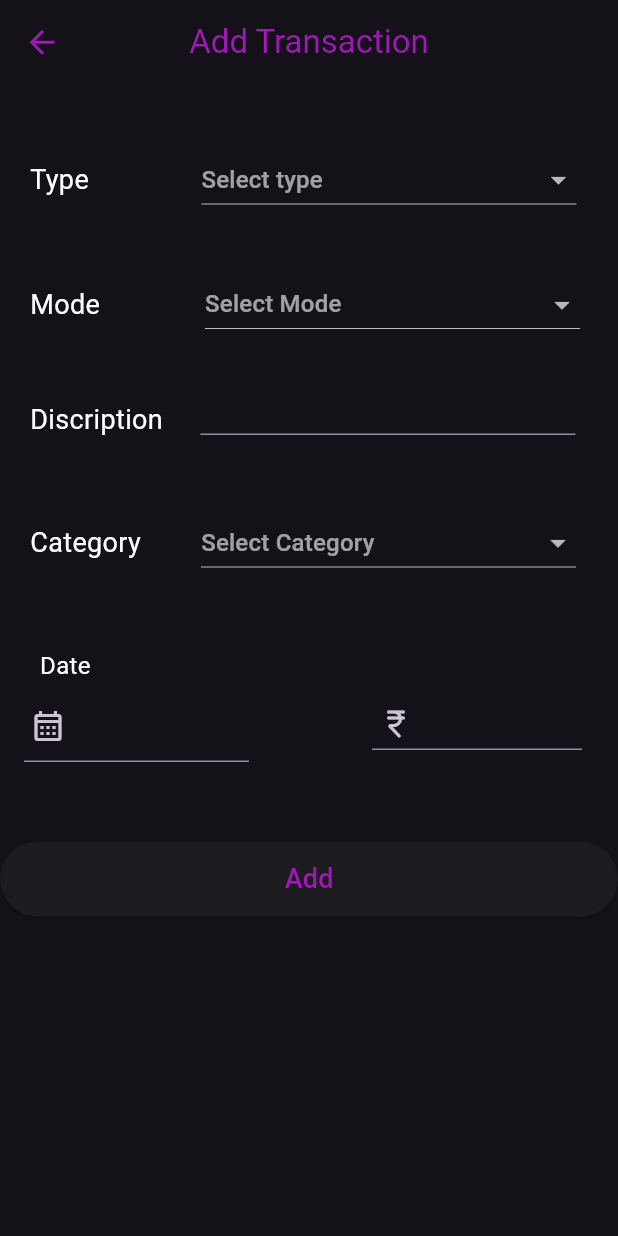
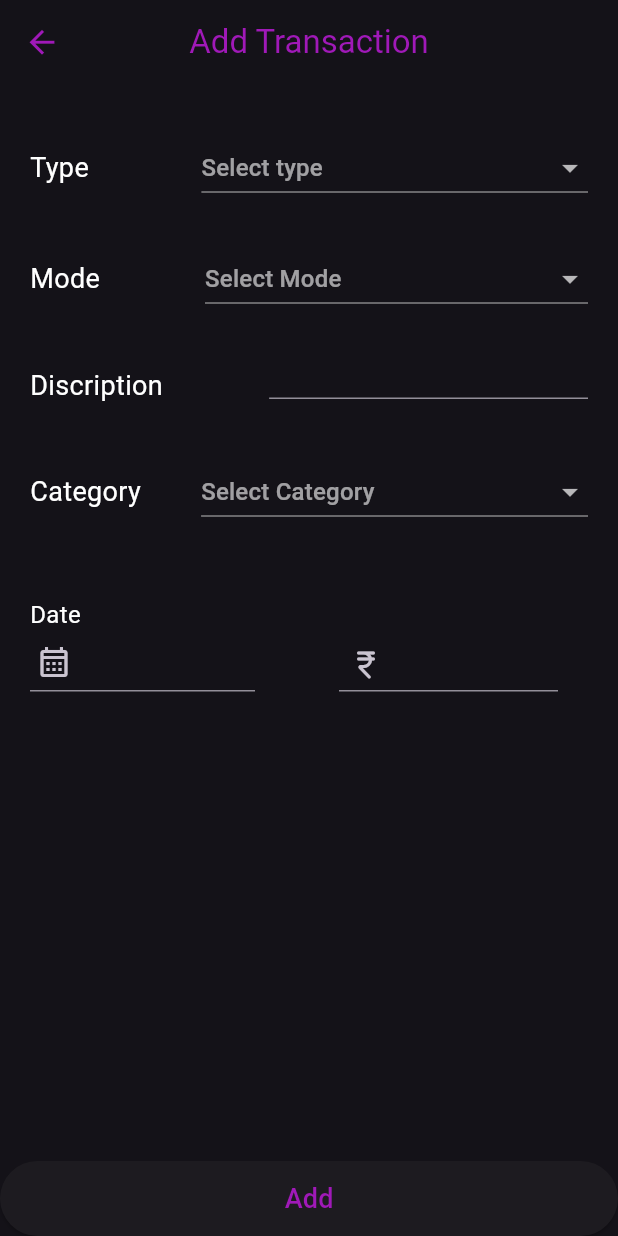
Before and after one commit to kunal-umap/Expances_Manager, a Flutter app: the add_Transaction screen opened directly, on a phone screen of 412 x 824 dp. Run offline on Flutter 3.47's test engine with Material 2 defaults, Android fonts, the phone set to English and light mode, and no system bars; our stand-ins replace fl_chart; missing offline and left inert: month_year_picker.

Commit message:
Minor Changes and Fix In transaction

```diff
--- a/lib/pages/AddTransactionPage/Add_TransactionPage.dart
+++ b/lib/pages/AddTransactionPage/Add_TransactionPage.dart
@@ -57,21 +57,22 @@ class _add_TransactionState extends State<add_Transaction> {
           ),
         ),
       ),
-      body: ListView(
+      body: Column(
+        mainAxisAlignment: MainAxisAlignment.spaceBetween,
         children: [
           const SizedBox(height: 20),
           Padding(
-              padding: const EdgeInsets.all(20.0),
+            padding: const EdgeInsets.fromLTRB(20, 12, 20, 12),
             child: Row(
-                mainAxisAlignment: MainAxisAlignment.start,
+              mainAxisAlignment: MainAxisAlignment.spaceAround,
               children: [
                 const Text(
                   "Type",
                   style: TextStyle(fontSize: 18, color: Colors.white),
                 ),
                 const SizedBox(width: 75),
-                  SizedBox(
-                    width: 250,
+                Expanded(
+                  // width: 150,
                   child: DropdownButton<String>(
                       hint: const Text("Select type"),
                       value: listItemSelected,
@@ -89,20 +90,20 @@ class _add_TransactionState extends State<add_Transaction> {
                       }),
                 )
               ],
-              )),
-          const SizedBox(height: 10),
+            ),
+          ),
+          const SizedBox(height: 2),
           Padding(
-              padding: const EdgeInsets.fromLTRB(20, 5, 16, 5),
+              padding: const EdgeInsets.fromLTRB(20, 12, 20, 12),
               child: Row(
-                mainAxisAlignment: MainAxisAlignment.start,
+                mainAxisAlignment: MainAxisAlignment.spaceAround,
                 children: [
                   const Text(
                     "Mode",
                     style: TextStyle(fontSize: 18, color: Colors.white),
                   ),
                   const SizedBox(width: 70),
-                  SizedBox(
-                    width: 250,
+                  Expanded(
                     child: DropdownButton<String>(
                         hint: const Text("Select Mode"),
                         value: modechoose,
@@ -121,33 +122,41 @@ class _add_TransactionState extends State<add_Transaction> {
                   )
                 ],
               )),
-          const SizedBox(height: 30),
+          const SizedBox(height: 10),
           const Padding(
-              padding: EdgeInsets.fromLTRB(20, 5, 16, 5),
+              padding: EdgeInsets.fromLTRB(20, 12, 20, 12),
               child: Row(
-                mainAxisAlignment: MainAxisAlignment.start,
+                mainAxisAlignment: MainAxisAlignment.spaceBetween,
                 children: [
-                  Text(
+                  Expanded(
+                    flex: 3,
+                    child: Text(
                       "Discription",
                       style: TextStyle(fontSize: 18, color: Colors.white),
                     ),
-                  SizedBox(width: 25),
-                  SizedBox(width: 250, height: 20, child: TextField()),
+                  ),
+                  // SizedBox(width: 25),
+                  Expanded(
+                    flex: 4,
+                    child: SizedBox(
+                      height: 18,
+                        child: TextField()
+                    ),
+                  ),
                 ],
               )),
-          const SizedBox(height: 35),
+          const SizedBox(height: 10),
           Padding(
-              padding: const EdgeInsets.fromLTRB(20, 5, 16, 5),
+              padding: const EdgeInsets.fromLTRB(20, 12, 20, 12),
               child: Row(
-                mainAxisAlignment: MainAxisAlignment.start,
+                mainAxisAlignment: MainAxisAlignment.spaceBetween,
                 children: [
                   const Text(
                     "Category",
                     style: TextStyle(fontSize: 18, color: Colors.white),
                   ),
                   const SizedBox(width: 40),
-                  SizedBox(
-                    width: 250,
+                  Expanded(
                     child: DropdownButton<String>(
                         dropdownColor: Colors.black,
                         isExpanded: true,
@@ -166,25 +175,31 @@ class _add_TransactionState extends State<add_Transaction> {
                         }),
                   )
                 ],
-              )),
+              )
+          ),
           const SizedBox(height: 10),
-          Row(
+          Padding(
+            padding: const EdgeInsets.fromLTRB(20, 12, 20, 12),
+            child: Row(
+              mainAxisAlignment: MainAxisAlignment.spaceAround,
               children: [
-              Padding(
-                padding: const EdgeInsets.fromLTRB(16, 5, 16, 5),
+                Expanded(
+                  child: Padding(
+                    padding: const EdgeInsets.fromLTRB(0, 12, 20, 12),
                     child: Column(
                       mainAxisAlignment: MainAxisAlignment.start,
+                      crossAxisAlignment: CrossAxisAlignment.start,
                       children: [
-                    const Padding(
-                      padding: EdgeInsets.only(right: 95, bottom: 5),
-                      child: Text(
+                        const Text(
                           "Date",
-                        style: TextStyle(fontSize: 16, color: Colors.white),
+                          style: TextStyle(
+                              fontSize: 16,
+                              color: Colors.white,
                           ),
                         ),
                         SizedBox(
                             width: 150,
-                        height: 50,
+                            height: 40,
                             child: TextField(
                               keyboardType: TextInputType.none,
                               style: const TextStyle(fontSize: 16),
@@ -210,56 +225,56 @@ class _add_TransactionState extends State<add_Transaction> {
                                   });
                                 }
                               },
-                        ))
+                            )
+                        )
                       ],
                     ),
                   ),
-              const VerticalDivider(
-                color: Colors.green,
-                thickness: 1,
-                indent: 40,
-                endIndent: 100,
                 ),
-              const Padding(
-                padding: EdgeInsets.fromLTRB(50, 5, 16, 5),
+                const Expanded(
+                  child: Padding(
+                    padding: const EdgeInsets.fromLTRB(20, 12, 20, 12),
                     child: Column(
                       mainAxisAlignment: MainAxisAlignment.end,
+                      crossAxisAlignment: CrossAxisAlignment.end,
                       children: [
                         Padding(
-                      padding: EdgeInsets.only(top: 23),
+                          padding: EdgeInsets.only(top: 28),
                           child: SizedBox(
-                          width: 140,
                               height: 35,
                               child: TextField(
                                 keyboardType: TextInputType.number,
                                 style: TextStyle(fontSize: 20),
                                 decoration: InputDecoration(
                                   prefixIcon: Padding(
-                                padding: EdgeInsets.only(right: 16),
+                                    padding: EdgeInsets.only(right: 12),
                                     child: Icon(
                                       Icons.currency_rupee_rounded,
                                     ),
                                   ),
                                 ),
-                          )),
+                              )
+                          ),
                         )
                       ],
                     ),
                   ),
+                ),
               ],
             ),
-          const SizedBox(
-            height: 20,
           ),
+          Expanded(child: SizedBox()),
           SizedBox(
-            width: 327,
             height: 50,
+            width: double.maxFinite,
             child: ElevatedButton(
               onPressed: () {},
               child: const Text(
                 "Add",
                 style: TextStyle(
-                    color: Color.fromARGB(255, 160, 25, 184), fontSize: 18),
+                    color: Color.fromARGB(255, 160, 25, 184),
+                    fontSize: 18
+                ),
               ),
             ),
           )
```
Lines whose indentation alone changed are shown as unchanged.
